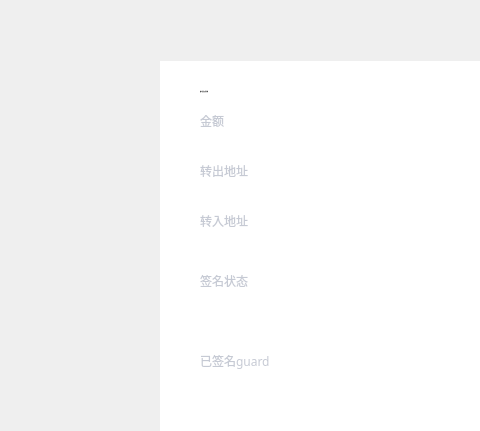
This is LNKWallet/guard/ColdHotInfoDialog.ui in HcashOrg/hx-indicator as Qt 5 draws it before an edit; both pictures show x 130 to 610 and y 0 to 431 of the 960 by 543 pixel window. The edited form follows.
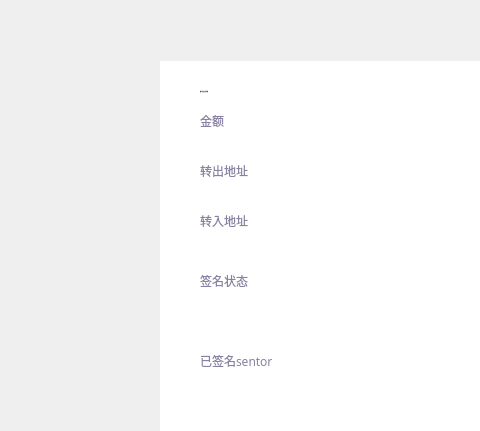
This is the edited form.

Diff of the .ui file:
```diff
--- a/LNKWallet/guard/ColdHotInfoDialog.ui
+++ b/LNKWallet/guard/ColdHotInfoDialog.ui
@@ -114,7 +114,7 @@
       </rect>
      </property>
      <property name="styleSheet">
-      <string notr="true">QLabel{font:  10px &quot;微软雅黑&quot;;color: rgb(198,202,212);}
+      <string notr="true">QLabel{font:  10px &quot;微软雅黑&quot;;color: rgb(137,129,161);}
 
 </string>
      </property>
@@ -150,7 +150,7 @@
       </rect>
      </property>
      <property name="styleSheet">
-      <string notr="true">QLabel{font:  10px &quot;微软雅黑&quot;;color: rgb(198,202,212);}
+      <string notr="true">QLabel{font:  10px &quot;微软雅黑&quot;;color: rgb(137,129,161);}
 
 </string>
      </property>
@@ -192,12 +192,12 @@
       </rect>
      </property>
      <property name="styleSheet">
-      <string notr="true">QLabel{font:  10px &quot;微软雅黑&quot;;color: rgb(198,202,212);}
+      <string notr="true">QLabel{font:  10px &quot;微软雅黑&quot;;color: rgb(137,129,161);}
 
 </string>
      </property>
      <property name="text">
-      <string>已签名guard</string>
+      <string>已签名sentor</string>
      </property>
     </widget>
     <widget class="QLabel" name="signedGuardsLabel">
@@ -234,7 +234,7 @@
       </rect>
      </property>
      <property name="styleSheet">
-      <string notr="true">QLabel{font:  10px &quot;微软雅黑&quot;;color: rgb(198,202,212);}
+      <string notr="true">QLabel{font:  10px &quot;微软雅黑&quot;;color: rgb(137,129,161);}
 
 </string>
      </property>
@@ -294,7 +294,7 @@
       </rect>
      </property>
      <property name="styleSheet">
-      <string notr="true">QLabel{font:  10px &quot;微软雅黑&quot;;color: rgb(198,202,212);}
+      <string notr="true">QLabel{font:  10px &quot;微软雅黑&quot;;color: rgb(137,129,161);}
 
 </string>
      </property>
```
